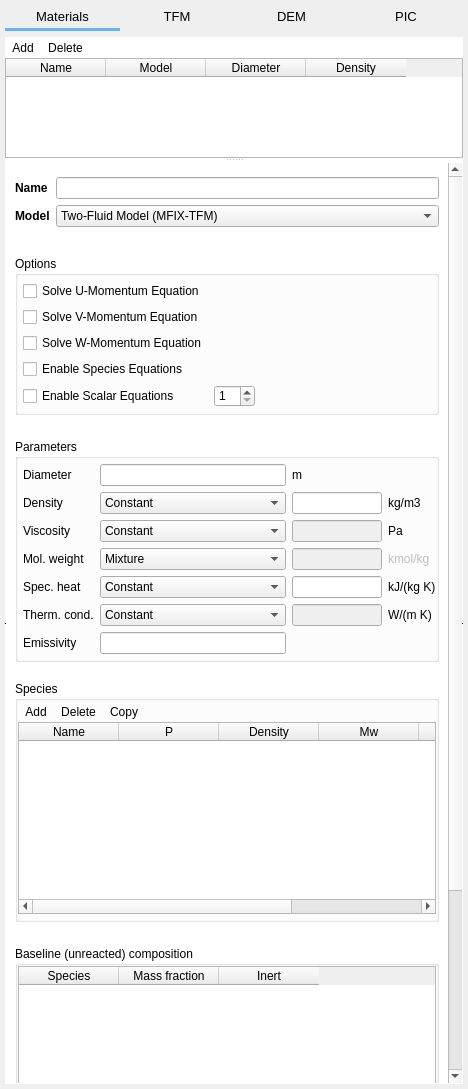
The window that gui/uifiles/solids.ui (truongd8593/mfix) describes before a commit, drawn with Qt 5.
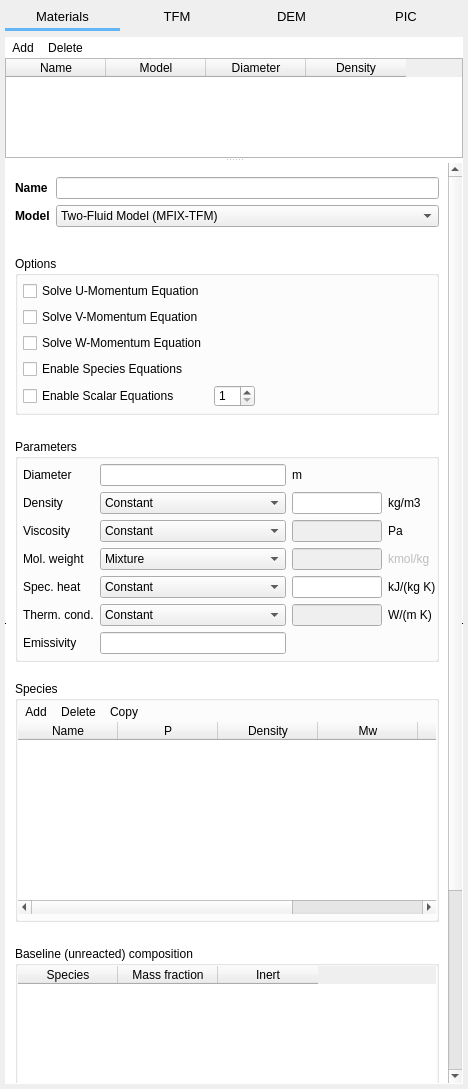
The same window after the commit. Custom widgets are drawn as their Qt base class.

Commit message: change WindowTitle from "Form" to "Solids", set Frame style to Plain/No shadow

Diff of the .ui file:
```diff
--- a/gui/uifiles/solids.ui
+++ b/gui/uifiles/solids.ui
@@ -595,7 +595,7 @@
                   </size>
                  </property>
                  <property name="frameShape">
-                  <enum>QFrame::StyledPanel</enum>
+                  <enum>QFrame::NoFrame</enum>
                  </property>
                  <property name="frameShadow">
                   <enum>QFrame::Plain</enum>
@@ -1064,6 +1064,9 @@
                    <height>16777215</height>
                   </size>
                  </property>
+                 <property name="frameShape">
+                  <enum>QFrame::NoFrame</enum>
+                 </property>
                  <property name="frameShadow">
                   <enum>QFrame::Plain</enum>
                  </property>
```
Left out of the diff: 6 changed lines with no effect on the pictures.
